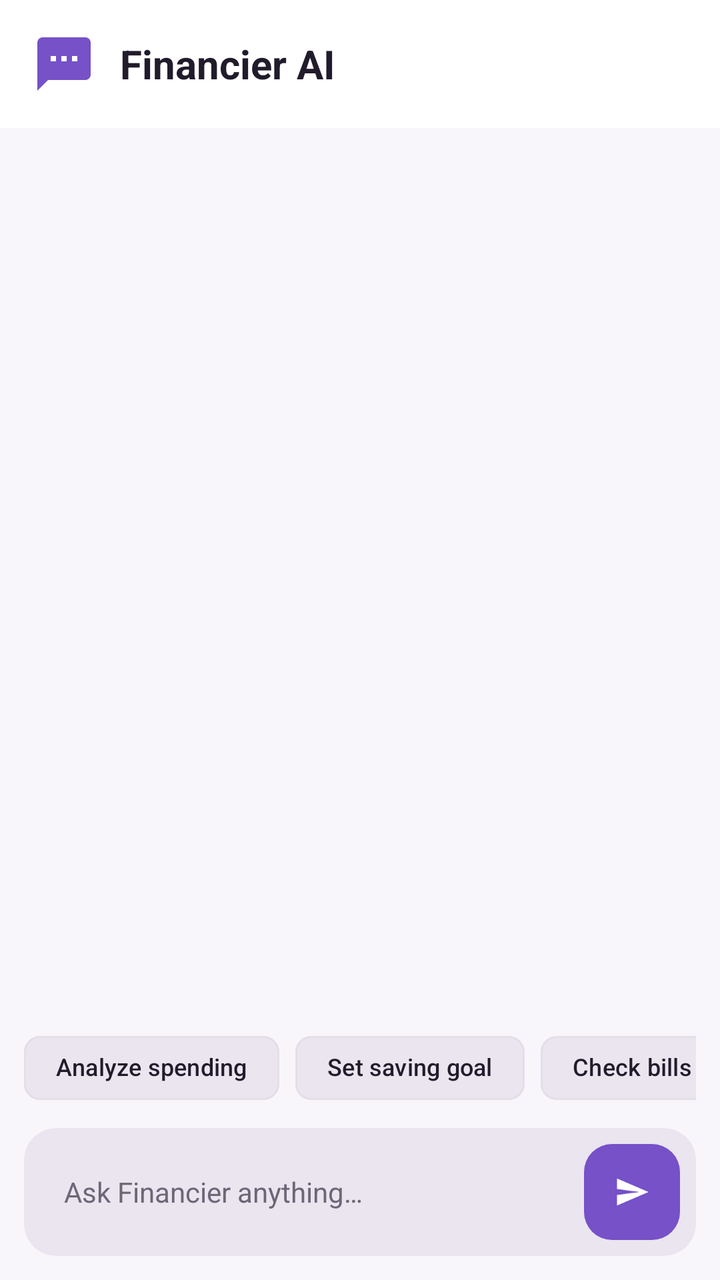
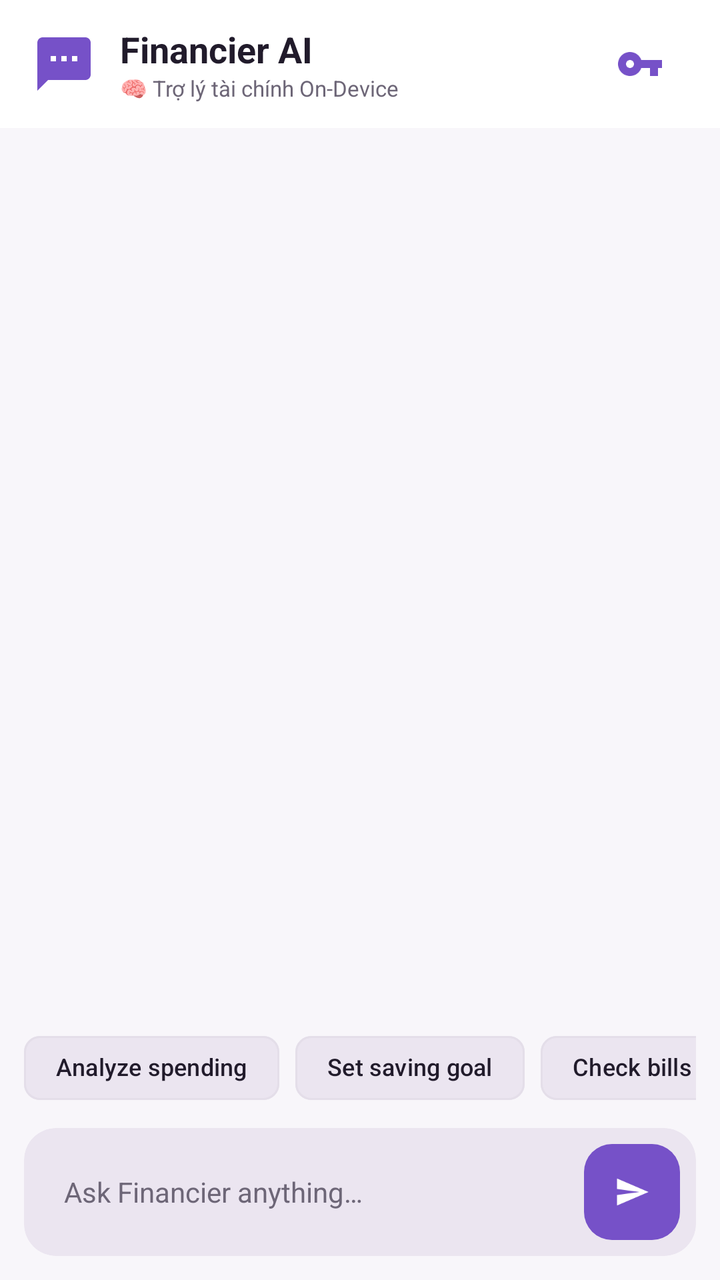

Compare the two renders of this Android layout. The source of the first and the diff that turns it into the second are given below.
<!-- AndroidManifest.xml: application theme Theme.Financier -->
<!-- res/layout/fragment_ai_chat.xml -->
<?xml version="1.0" encoding="utf-8"?>
<LinearLayout xmlns:android="http://schemas.android.com/apk/res/android"
    xmlns:app="http://schemas.android.com/apk/res-auto"
    android:layout_width="match_parent"
    android:layout_height="match_parent"
    android:orientation="vertical"
    android:background="@color/background">

    
    <LinearLayout
        android:layout_width="match_parent"
        android:layout_height="64dp"
        android:orientation="horizontal"
        android:gravity="center_vertical"
        android:paddingHorizontal="16dp"
        android:background="@color/surface">

        <ImageView
            android:layout_width="32dp"
            android:layout_height="32dp"
            android:src="@drawable/ic_nav_ai"
            android:tint="@color/primary"
            android:layout_marginEnd="12dp"/>

        <TextView
            android:layout_width="0dp"
            android:layout_height="wrap_content"
            android:layout_weight="1"
            android:text="@string/ai_title"
            android:textSize="20sp"
            android:textStyle="bold"
            android:textColor="@color/on_surface"/>

        <com.google.android.material.progressindicator.CircularProgressIndicator
            android:id="@+id/progress_ai"
            android:layout_width="28dp"
            android:layout_height="28dp"
            android:indeterminate="true"
            app:indicatorColor="@color/primary"
            app:trackThickness="3dp"
            android:visibility="gone"/>
    </LinearLayout>

    
    <androidx.recyclerview.widget.RecyclerView
        android:id="@+id/rv_chat"
        android:layout_width="match_parent"
        android:layout_height="0dp"
        android:layout_weight="1"
        android:paddingHorizontal="12dp"
        android:paddingVertical="8dp"
        android:clipToPadding="false"/>

    
    <HorizontalScrollView
        android:layout_width="match_parent"
        android:layout_height="wrap_content"
        android:scrollbars="none"
        android:paddingHorizontal="12dp"
        android:paddingVertical="6dp">
        <LinearLayout
            android:layout_width="wrap_content"
            android:layout_height="wrap_content"
            android:orientation="horizontal">

            <com.google.android.material.chip.Chip
                android:id="@+id/chip_analyze"
                android:layout_width="wrap_content"
                android:layout_height="48dp"
                android:text="@string/chip_analyze"
                android:textColor="@color/on_surface"
                android:textSize="12sp"
                app:chipBackgroundColor="@color/surface_container_high"
                app:chipStrokeColor="@color/outline_variant"
                app:chipStrokeWidth="1dp"
                android:layout_marginEnd="8dp"/>

            <com.google.android.material.chip.Chip
                android:id="@+id/chip_saving"
                android:layout_width="wrap_content"
                android:layout_height="48dp"
                android:text="@string/chip_saving"
                android:textColor="@color/on_surface"
                android:textSize="12sp"
                app:chipBackgroundColor="@color/surface_container_high"
                app:chipStrokeColor="@color/outline_variant"
                app:chipStrokeWidth="1dp"
                android:layout_marginEnd="8dp"/>

            <com.google.android.material.chip.Chip
                android:id="@+id/chip_bills"
                android:layout_width="wrap_content"
                android:layout_height="48dp"
                android:text="@string/chip_bills"
                android:textColor="@color/on_surface"
                android:textSize="12sp"
                app:chipBackgroundColor="@color/surface_container_high"
                app:chipStrokeColor="@color/outline_variant"
                app:chipStrokeWidth="1dp"/>
        </LinearLayout>
    </HorizontalScrollView>

    
    <androidx.cardview.widget.CardView
        android:layout_width="match_parent"
        android:layout_height="64dp"
        android:layout_marginHorizontal="12dp"
        android:layout_marginBottom="12dp"
        app:cardBackgroundColor="@color/surface_container_high"
        app:cardCornerRadius="16dp"
        app:cardElevation="0dp">

        <LinearLayout
            android:layout_width="match_parent"
            android:layout_height="match_parent"
            android:orientation="horizontal"
            android:gravity="center_vertical"
            android:paddingHorizontal="8dp">

            <EditText
                android:id="@+id/et_input"
                android:layout_width="0dp"
                android:layout_height="match_parent"
                android:layout_weight="1"
                android:background="@null"
                android:paddingHorizontal="12dp"
                android:hint="@string/ai_hint"
                android:textColor="@color/on_surface"
                android:textColorHint="@color/on_surface_variant"
                android:textSize="14sp"
                android:imeOptions="actionSend"
                android:inputType="text"/>

            <com.google.android.material.button.MaterialButton
                android:id="@+id/btn_send"
                android:layout_width="48dp"
                android:layout_height="48dp"
                android:insetTop="0dp"
                android:insetBottom="0dp"
                android:padding="0dp"
                app:icon="@drawable/ic_send"
                app:iconGravity="textStart"
                app:iconPadding="0dp"
                app:backgroundTint="@color/primary"
                app:iconTint="@color/on_primary"
                app:cornerRadius="14dp"
                android:contentDescription="@string/send_message" />
        </LinearLayout>
    </androidx.cardview.widget.CardView>

</LinearLayout>
<!-- resources referenced by this layout -->
<resources>
  <color name="background">#F8F6FA</color>
  <color name="on_primary">#FFFFFF</color>
  <color name="on_surface">#211B2B</color>
  <color name="on_surface_variant">#6D6677</color>
  <color name="outline_variant">#E4DEE9</color>
  <color name="primary">#7651C8</color>
  <color name="surface">#FFFFFF</color>
  <color name="surface_container_high">#EBE5F0</color>
  <!-- drawable ic_nav_ai (drawable) -->
  <vector xmlns:android="http://schemas.android.com/apk/res/android" android:height="24dp" android:width="24dp" android:viewportWidth="24" android:viewportHeight="24">
      <path android:fillColor="#FFFFFF" android:pathData="M20,2H4c-1.1,0-2,0.9-2,2v18l4,-4h14c1.1,0 2,-0.9 2,-2V4c0,-1.1-0.9,-2-2,-2zM9,11H7V9h2v2zM13,11h-2V9h2v2zM17,11h-2V9h2v2z"/>
  </vector>
  <!-- drawable ic_send (drawable) -->
  <vector xmlns:android="http://schemas.android.com/apk/res/android" android:height="24dp" android:width="24dp" android:viewportWidth="24" android:viewportHeight="24">
      <path android:fillColor="#FFFFFF" android:pathData="M2.01,21L23,12 2.01,3 2,10l15,2-15,2z"/>
  </vector>
  <string name="ai_hint">Ask Financier anything…</string>
  <string name="ai_title">Financier AI</string>
  <string name="chip_analyze">Analyze spending</string>
  <string name="chip_bills">Check bills</string>
  <string name="chip_saving">Set saving goal</string>
  <string name="send_message">Send message</string>
  <style name="Theme.Financier" parent="Base.Theme.Financier">
          <item name="android:windowLightStatusBar" tools:targetApi="23">true</item>
      </style>
  <color name="primary_container">#EAE0FF</color>
  <color name="on_primary_container">#281252</color>
  <color name="secondary">#9A4771</color>
  <color name="on_secondary">#FFFFFF</color>
  <color name="secondary_container">#F4DCE8</color>
  <color name="on_secondary_container">#4B102B</color>
  <color name="tertiary">#16877F</color>
  <color name="on_tertiary">#FFFFFF</color>
  <color name="tertiary_container">#B9EFE3</color>
  <color name="on_tertiary_container">#003B36</color>
  <color name="error">#B8324B</color>
  <color name="on_error">#FFFFFF</color>
  <color name="error_container">#F8DCE1</color>
  <color name="on_error_container">#410002</color>
  <color name="on_background">#211B2B</color>
  <color name="outline">#77707F</color>
  <color name="status_bar">#F8F6FA</color>
  <color name="surface_container_lowest">#FFFFFF</color>
  <style name="ShapeSmall" parent="">
          <item name="cornerFamily">rounded</item>
          <item name="cornerSize">8dp</item>
      </style>
  <style name="ShapeMedium" parent="">
          <item name="cornerFamily">rounded</item>
          <item name="cornerSize">12dp</item>
      </style>
  <style name="ShapeLarge" parent="">
          <item name="cornerFamily">rounded</item>
          <item name="cornerSize">16dp</item>
      </style>
  <!-- unchanged entries left out for length: 1 -->
</resources>

<!-- the commit's change to res/layout/fragment_ai_chat.xml (unified diff, before → after) -->
@@ -19,22 +19,49 @@
             android:layout_width="32dp"
             android:layout_height="32dp"
             android:src="@drawable/ic_nav_ai"
-            android:tint="@color/primary"
-            android:layout_marginEnd="12dp"/>
+            app:tint="@color/primary"
+            android:layout_marginEnd="12dp"
+            android:contentDescription="@string/ai_title"/>
 
-        <TextView
+        <LinearLayout
             android:layout_width="0dp"
             android:layout_height="wrap_content"
             android:layout_weight="1"
-            android:text="@string/ai_title"
-            android:textSize="20sp"
-            android:textStyle="bold"
-            android:textColor="@color/on_surface"/>
+            android:orientation="vertical">
+
+            <TextView
+                android:id="@+id/tv_ai_title"
+                android:layout_width="wrap_content"
+                android:layout_height="wrap_content"
+                android:text="@string/ai_title"
+                android:textSize="18sp"
+                android:textStyle="bold"
+                android:textColor="@color/on_surface"/>
+
+            <TextView
+                android:id="@+id/tv_ai_mode_status"
+                android:layout_width="wrap_content"
+                android:layout_height="wrap_content"
+                android:text="🧠 Trợ lý tài chính On-Device"
+                android:textSize="11sp"
+                android:textColor="@color/on_surface_variant"/>
+        </LinearLayout>
+
+        <ImageButton
+            android:id="@+id/btn_ai_settings"
+            android:layout_width="40dp"
+            android:layout_height="40dp"
+            android:background="?attr/selectableItemBackgroundBorderless"
+            android:src="@drawable/ic_key"
+            app:tint="@color/primary"
+            android:padding="8dp"
+            android:layout_marginEnd="4dp"
+            android:contentDescription="Cài đặt Gemini API Key" />
 
         <com.google.android.material.progressindicator.CircularProgressIndicator
             android:id="@+id/progress_ai"
-            android:layout_width="28dp"
-            android:layout_height="28dp"
+            android:layout_width="24dp"
+            android:layout_height="24dp"
             android:indeterminate="true"
             app:indicatorColor="@color/primary"
             app:trackThickness="3dp"
<!-- resource entries referenced after the edit -->
@@ -8,6 +8,16 @@
   <color name="primary">#7651C8</color>
   <color name="surface">#FFFFFF</color>
   <color name="surface_container_high">#EBE5F0</color>
+  <!-- drawable ic_key (drawable) -->
+  <vector xmlns:android="http://schemas.android.com/apk/res/android"
+      android:width="24dp"
+      android:height="24dp"
+      android:viewportWidth="24"
+      android:viewportHeight="24">
+      <path
+          android:fillColor="#FFFFFF"
+          android:pathData="M12.65,10C11.83,7.67 9.61,6 7,6c-3.31,0 -6,2.69 -6,6s2.69,6 6,6c2.61,0 4.83,-1.67 5.65,-4H17v4h4v-4h2v-4H12.65zM7,14c-1.1,0 -2,-0.9 -2,-2s0.9,-2 2,-2 2,0.9 2,2 -0.9,2 -2,2z"/>
+  </vector>
   <!-- drawable ic_nav_ai (drawable) -->
   <vector xmlns:android="http://schemas.android.com/apk/res/android" android:height="24dp" android:width="24dp" android:viewportWidth="24" android:viewportHeight="24">
       <path android:fillColor="#FFFFFF" android:pathData="M20,2H4c-1.1,0-2,0.9-2,2v18l4,-4h14c1.1,0 2,-0.9 2,-2V4c0,-1.1-0.9,-2-2,-2zM9,11H7V9h2v2zM13,11h-2V9h2v2zM17,11h-2V9h2v2z"/>
